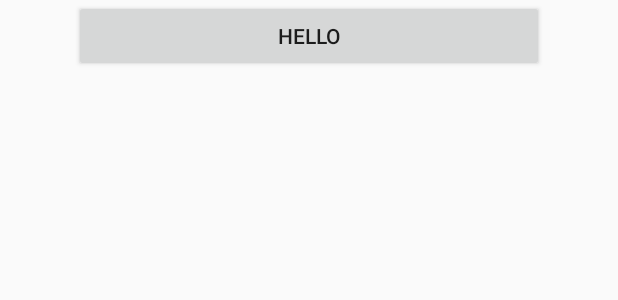
After one commit to nouman073/Visualisation, an Android app: the layout test.xml on its own in the app's theme, with its tools: preview values and no code run, on a phone screen of 412 x 824 dp. The commit adds this screen. Shown: the top 300 px of the screen. Run offline under Robolectric (Android 15) with nearby library versions, the phone set to English and light mode, and no system bars.

Commit message:
Changed MainActivity.java

```diff
--- /dev/null
+++ b/app/src/main/res/layout/test.xml
@@ -0,0 +1,30 @@
+<?xml version="1.0" encoding="utf-8"?>
+<androidx.constraintlayout.widget.ConstraintLayout xmlns:android="http://schemas.android.com/apk/res/android"
+    android:layout_width="match_parent"
+    android:layout_height="match_parent"
+    xmlns:app="http://schemas.android.com/apk/res-auto">
+
+    <androidx.constraintlayout.widget.Guideline
+        android:id="@+id/leftG"
+        android:layout_width="match_parent"
+        android:layout_height="match_parent"
+        android:orientation="vertical"
+        app:layout_constraintGuide_percent="0.1"/>
+
+    <androidx.constraintlayout.widget.Guideline
+        android:id="@+id/rightG"
+        android:layout_width="match_parent"
+        android:layout_height="match_parent"
+        android:orientation="vertical"
+        app:layout_constraintGuide_percent="0.9"/>
+
+    <Button
+        android:layout_width="0dp"
+        android:layout_height="wrap_content"
+        android:layout_marginStart="8dp"
+        android:layout_marginEnd="8dp"
+        android:text="hello"
+        app:layout_constraintEnd_toStartOf="@+id/rightG"
+        app:layout_constraintStart_toStartOf="@+id/leftG" />
+
+</androidx.constraintlayout.widget.ConstraintLayout>
```
Also changed, not shown: app/src/main/java/com/example/ncalculator/MainActivity.java (+116 -9 lines), app/src/main/res/layout/activity_main.xml (+53 -6 lines).
